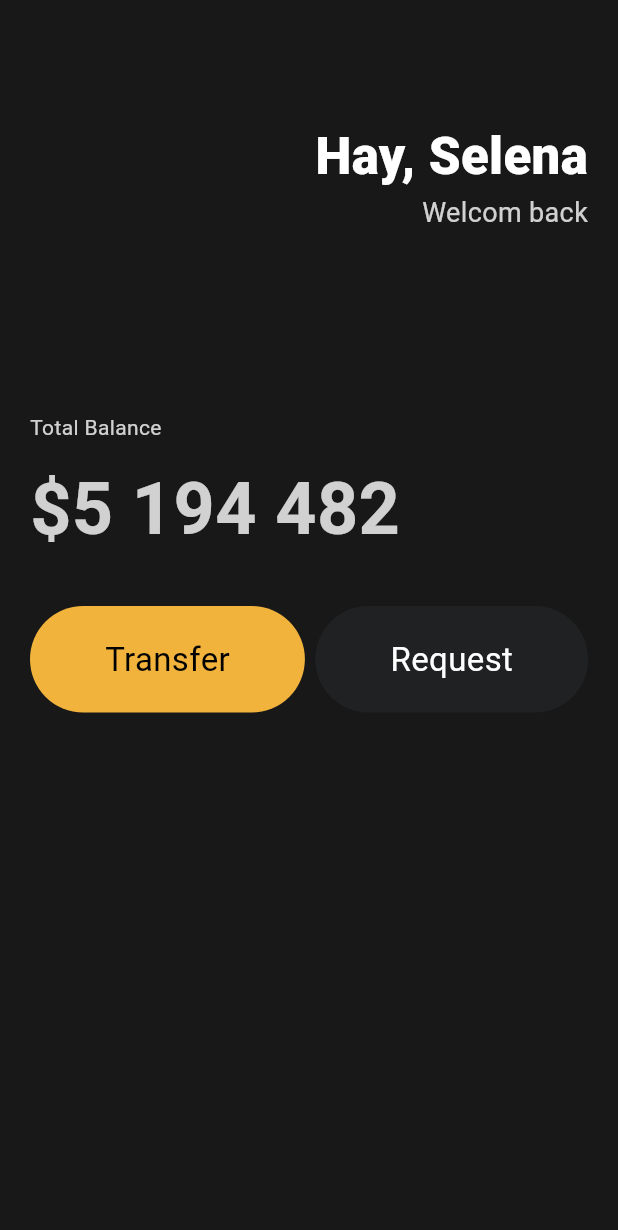
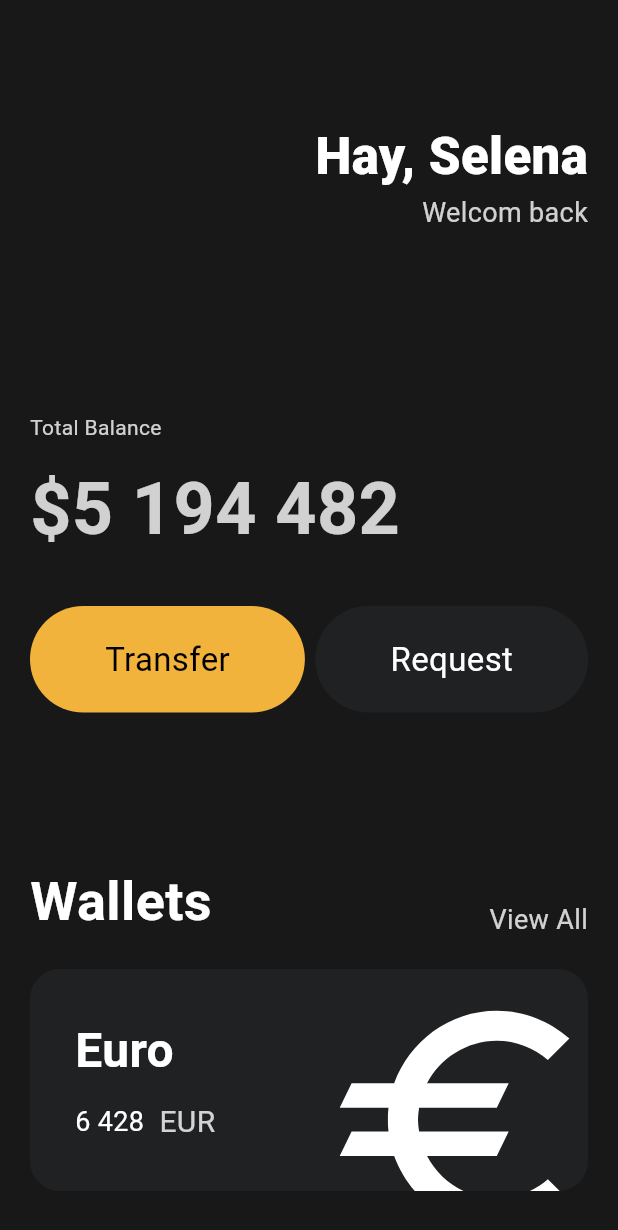
Before and after one commit to cos850/flutter_start_app, a Flutter app: the screen it shows after launch, on a phone screen of 412 x 824 dp. Shown: the top 1230 px of the screen. Run offline on Flutter 3.47's test engine with Material 3 defaults, Android fonts, the light colour scheme and no system bars.

Commit message:
feat: add wallets

```diff
--- a/lib/main.dart
+++ b/lib/main.dart
@@ -37,8 +37,7 @@ class App extends StatelessWidget {
                       Text(
                         'Welcom back',
                         style: TextStyle(
-                              color: Colors.white.withOpacity(0.8),
-                              fontSize: 18),
+                            color: Colors.white.withOpacity(0.8), fontSize: 18),
                       )
                     ],
                   ),
@@ -76,10 +75,97 @@ class App extends StatelessWidget {
                       bgColor: Color(0xFF1F2123),
                       textColor: Colors.white),
                 ],
+              ),
+              const SizedBox(
+                height: 100,
+              ),
+              Row(
+                crossAxisAlignment: CrossAxisAlignment.end,
+                mainAxisAlignment: MainAxisAlignment.spaceBetween,
+                children: [
+                  const Text(
+                    'Wallets',
+                    style: TextStyle(
+                        color: Colors.white,
+                        fontSize: 36,
+                        fontWeight: FontWeight.w600),
+                  ),
+                  Text(
+                    'View All',
+                    style: TextStyle(
+                        color: Colors.white.withOpacity(0.8), fontSize: 18),
+                  ),
+                ],
+              ),
+              const SizedBox(
+                height: 20,
+              ),
+              Container(
+                clipBehavior: Clip.hardEdge,
+                decoration: const BoxDecoration(
+                  color: Color(0xFF1F2123),
+                  borderRadius: BorderRadius.all(
+                    Radius.circular(20),
+                  ),
+                ),
+                child: Padding(
+                  padding: const EdgeInsets.all(30),
+                  child: Row(
+                    mainAxisAlignment: MainAxisAlignment.spaceBetween,
+                    children: [
+                      Column(
+                        crossAxisAlignment: CrossAxisAlignment.start,
+                        children: [
+                          const Text(
+                            'Euro',
+                            style: TextStyle(
+                                color: Colors.white,
+                                fontSize: 32,
+                                fontWeight: FontWeight.w600),
+                          ),
+                          const SizedBox(height: 10),
+                          Row(
+                            children: [
+                              const Text(
+                                '6 428',
+                                style: TextStyle(
+                                  color: Colors.white,
+                                  fontSize: 18,
+                                ),
+                              ),
+                              const SizedBox(
+                                width: 10,
+                              ),
+                              Text(
+                                'EUR',
+                                style: TextStyle(
+                                  color: Colors.white.withOpacity(0.8),
+                                  fontSize: 20,
+                                ),
+                              ),
+                            ],
                           )
                         ],
                       ),
-          )),
+                      Transform.scale(
+                        scale: 2.2,
+                        child: Transform.translate(
+                          offset: const Offset(-5, 12),
+                          child: const Icon(
+                            Icons.euro,
+                            color: Colors.white,
+                            size: 88,
+                          ),
+                        ),
+                      )
+                    ],
+                  ),
+                ),
+              ),
+            ],
+          ),
+        ),
+      ),
     );
   }
 }
```
Lines whose indentation alone changed are shown as unchanged.
